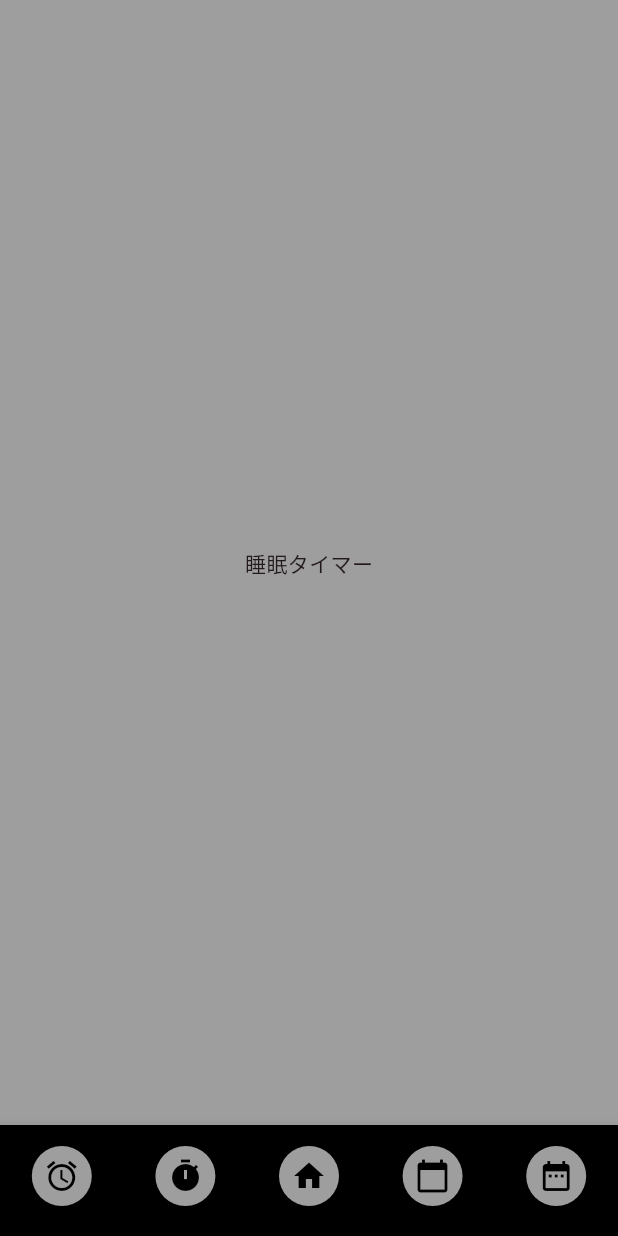
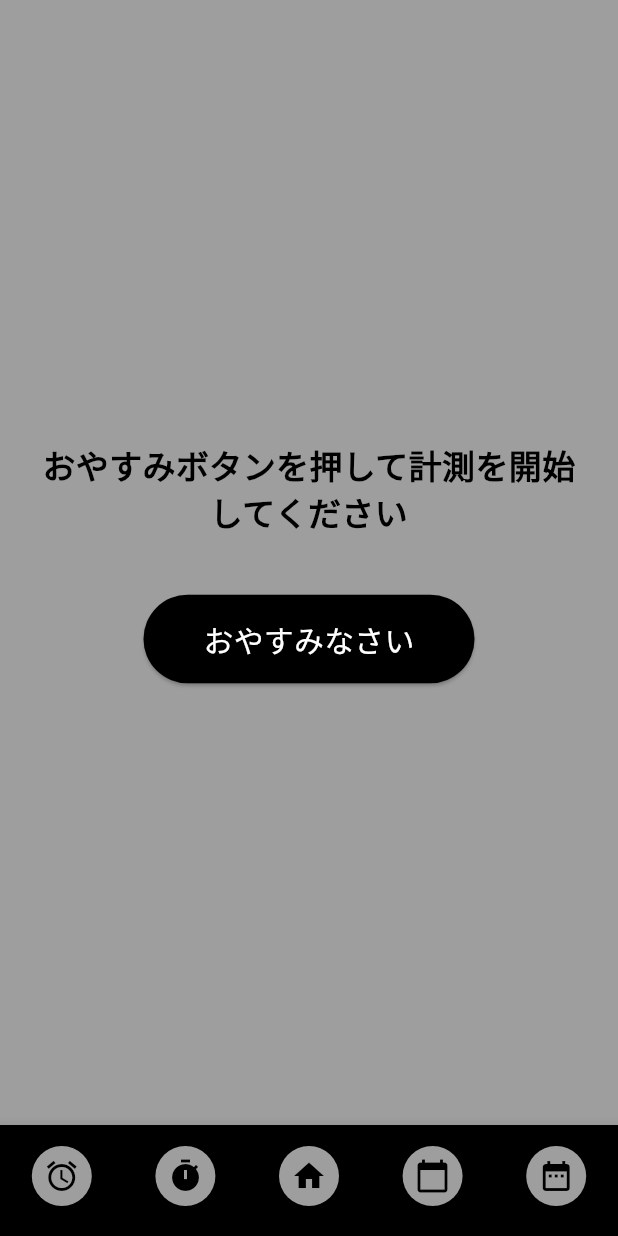
Before and after one commit to sh1y0n/flutter_23410046, a Flutter app: the SleepTimerPage screen opened directly, on a phone screen of 412 x 824 dp. Run offline on Flutter 3.47's test engine with Material 3 defaults, Android fonts, the phone set to English and light mode, and no system bars.

Commit message:
戻せなくなった時用、計測機能(これだとアプリ消したらだめ)

```diff
--- a/application/flutter_application_1/lib/SleepTimerPage.dart
+++ b/application/flutter_application_1/lib/SleepTimerPage.dart
@@ -33,6 +33,42 @@ class SleepTimerPage extends StatefulWidget {
 
 class _SleepTimerPageState extends State<SleepTimerPage> {
   int _selectedIndex = 1; // Timer を初期選択
+
+  // ==========================================
+  // ★ 睡眠計測に必要な変数を定義（ここから追加）
+  // ==========================================
+  bool _isSleeping = false; // 今寝ているかどうかの状態フラグ
+  DateTime? _sleepStartTime; // 就寝ボタンを押した時刻を記録する変数
+  String _statusText = 'おやすみボタンを押して計測を開始してください'; // 画面に表示するテキスト
+
+  // ==========================================
+  // ★ ボタンが押された時の処理（ロジック）
+  // ==========================================
+  void _handleSleepButton() {
+    setState(() {
+      if (!_isSleeping) {
+        // 【就寝時の動き】
+        _isSleeping = true;
+        _sleepStartTime = DateTime.now(); // 現在の時刻（タイムスタンプ）をセット
+        _statusText = '睡眠計測中...';
+      } else {
+        // 【起床時の動き】
+        _isSleeping = false;
+        final wakeUpTime = DateTime.now(); // 起きた現在の時刻をセット
+
+        if (_sleepStartTime != null) {
+          // 起きた時刻と寝た時刻の「差分（Duration）」を計算
+          final difference = wakeUpTime.difference(_sleepStartTime!);
+
+          final hours = difference.inHours;
+          final minutes = difference.inMinutes.remainder(60);
+          final seconds = difference.inSeconds.remainder(60); // テスト用に秒数も計算
+
+          _statusText = '今回の睡眠時間:\n$hours時間 $minutes分 $seconds秒';
+        }
+      }
+    });
+  }
 
   void _onItemTapped(int index) {
     setState(() {
@@ -85,53 +121,85 @@ class _SleepTimerPageState extends State<SleepTimerPage> {
     }
   }
 
- @override
+  @override
   Widget build(BuildContext context) {
     return Scaffold(
+      backgroundColor: Colors.grey,
+      // ==========================================
+      // ★ bodyの中身をCenterからColumnを使ったレイアウトへ修正
+      // ==========================================
+      body: Center(
+        child: Padding(
+          padding: const EdgeInsets.all(20.0),
+          child: Column(
+            mainAxisAlignment: MainAxisAlignment.center,
+            children: [
+              // 現在の状態や、計測結果を表示するテキスト
+              Text(
+                _statusText,
+                textAlign: TextAlign.center,
+                style: const TextStyle(
+                  fontSize: 22,
+                  color: Colors.black,
+                  fontWeight: FontWeight.bold,
+                ),
+              ),
+              const SizedBox(height: 40), // パーツ間の隙間
 
-     backgroundColor: Colors.grey,   body: const Center(
-
-        child: Text('睡眠タイマー'),
+              // 計測のON/OFFを切り替えるボタン
+              ElevatedButton(
+                onPressed: _handleSleepButton, // タップした時に上で作った関数を呼び出す
+                style: ElevatedButton.styleFrom(
+                  backgroundColor: _isSleeping ? Colors.red : Colors.black, // 寝ている間は「赤」、起きている間は「黒」に変化
+                  padding: const EdgeInsets.symmetric(horizontal: 40, vertical: 15),
+                ),
+                child: Text(
+                  _isSleeping ? '起きる' : 'おやすみなさい',
+                  style: const TextStyle(fontSize: 20, color: Colors.white),
+                ),
+              ),
+            ],
+          ),
+        ),
       ),
       bottomNavigationBar: BottomNavigationBar(
         type: BottomNavigationBarType.fixed,
         backgroundColor: Colors.black,
-          showSelectedLabels: false,
+        showSelectedLabels: false,
         showUnselectedLabels: false,
         items: <BottomNavigationBarItem>[
           BottomNavigationBarItem(
             icon: CircleAvatar(
-              child: Icon(Icons.alarm, color: Colors.black), // アイコンを黒に
-              backgroundColor: Colors.grey, // 白に統一
+              child: Icon(Icons.alarm, color: Colors.black),
+              backgroundColor: Colors.grey,
             ),
             label: 'Alarm',
           ),
           BottomNavigationBarItem(
             icon: CircleAvatar(
-              child: Icon(Icons.timer, color: Colors.black), // アイコンを黒に
-              backgroundColor: Colors.grey, // 白に統一
+              child: Icon(Icons.timer, color: Colors.black),
+              backgroundColor: Colors.grey,
             ),
             label: 'Timer',
           ),
           BottomNavigationBarItem(
             icon: CircleAvatar(
-              child: Icon(Icons.home, color: Colors.black), // アイコンを黒に
-              backgroundColor: Colors.grey, // 白に統一
+              child: Icon(Icons.home, color: Colors.black),
+              backgroundColor: Colors.grey,
             ),
             label: 'Home',
-            backgroundColor: Colors.black
           ),
           BottomNavigationBarItem(
             icon: CircleAvatar(
-              child: Icon(Icons.calendar_today, color: Colors.black), // アイコンを黒に
-              backgroundColor: Colors.grey, // 白に統一
+              child: Icon(Icons.calendar_today, color: Colors.black),
+              backgroundColor: Colors.grey,
             ),
             label: 'Calendar',
           ),
           BottomNavigationBarItem(
             icon: CircleAvatar(
-              child: Icon(Icons.date_range, color: Colors.black), // アイコンを黒に
-              backgroundColor: Colors.grey, // 白に統一
+              child: Icon(Icons.date_range, color: Colors.black),
+              backgroundColor: Colors.grey,
             ),
             label: 'Date',
           ),
```
